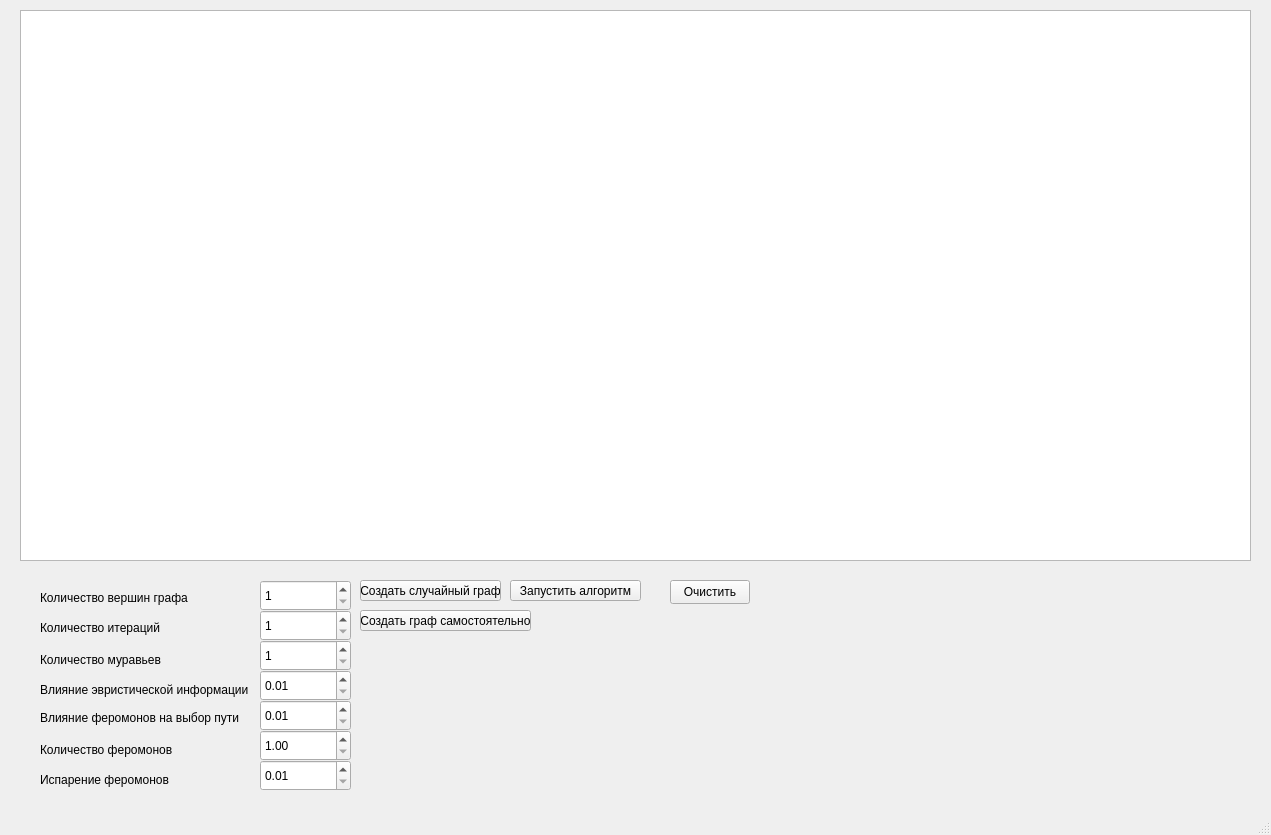
Before: the Qt Designer form mainwindow.ui in viac5/AntAlgorithm, drawn with Qt 5.
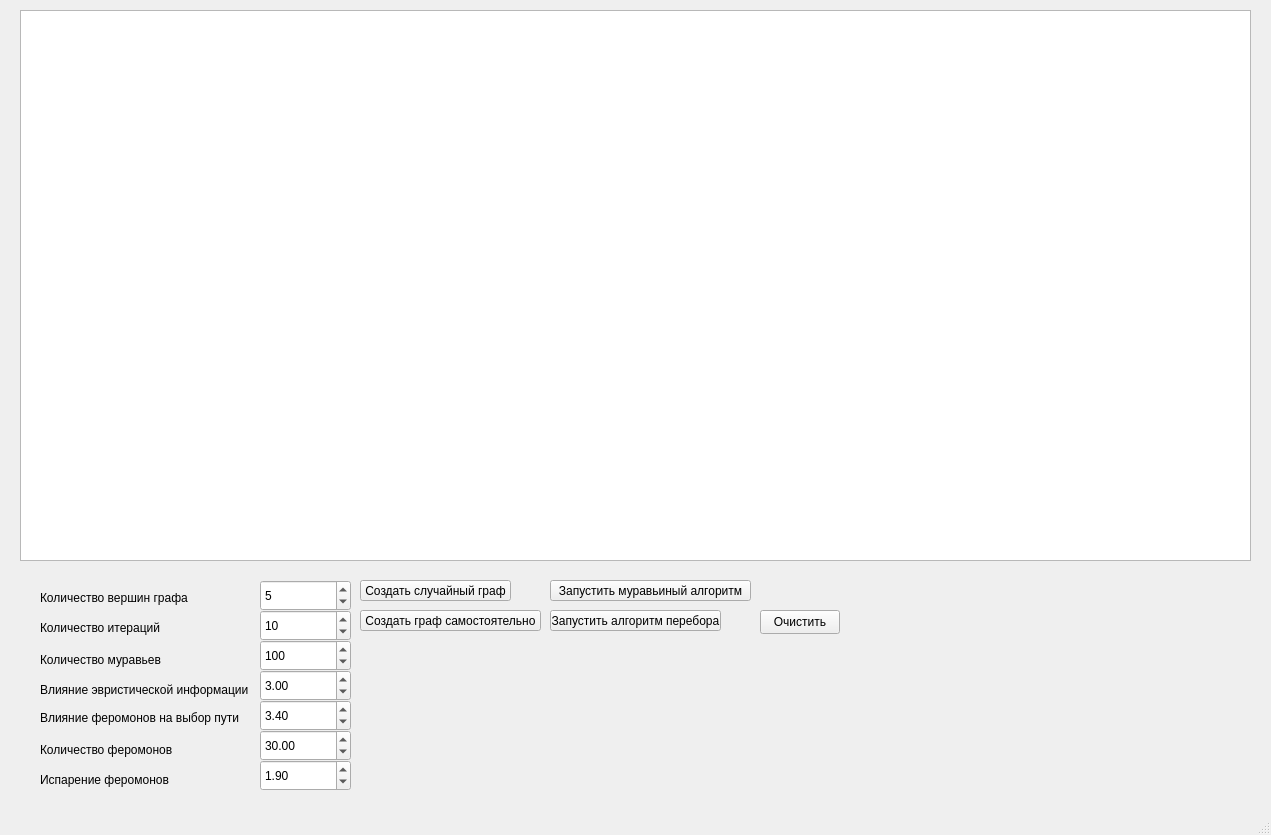
After: the same form once the commit is applied.

```diff
--- a/mainwindow.ui
+++ b/mainwindow.ui
@@ -29,7 +29,7 @@
      <rect>
       <x>360</x>
       <y>580</y>
-      <width>141</width>
+      <width>151</width>
       <height>21</height>
      </rect>
     </property>
@@ -40,21 +40,21 @@
    <widget class="QPushButton" name="runAlgorithmButton">
     <property name="geometry">
      <rect>
-      <x>510</x>
+      <x>550</x>
       <y>580</y>
-      <width>131</width>
+      <width>201</width>
       <height>21</height>
      </rect>
     </property>
     <property name="text">
-     <string>Запустить алгоритм</string>
+     <string>Запустить муравьиный алгоритм</string>
     </property>
    </widget>
    <widget class="QPushButton" name="clearButton">
     <property name="geometry">
      <rect>
-      <x>670</x>
-      <y>580</y>
+      <x>760</x>
+      <y>610</y>
       <width>80</width>
       <height>24</height>
      </rect>
@@ -78,6 +78,9 @@
     <property name="maximum">
      <number>1000</number>
     </property>
+    <property name="value">
+     <number>100</number>
+    </property>
    </widget>
    <widget class="QDoubleSpinBox" name="alphaSpinBox">
     <property name="geometry">
@@ -89,7 +92,16 @@
      </rect>
     </property>
     <property name="minimum">
-     <double>0.010000000000000</double>
+     <double>0.000000000000000</double>
+    </property>
+    <property name="maximum">
+     <double>25.000000000000000</double>
+    </property>
+    <property name="singleStep">
+     <double>0.100000000000000</double>
+    </property>
+    <property name="value">
+     <double>3.400000000000000</double>
     </property>
    </widget>
    <widget class="QLabel" name="label">
@@ -133,6 +145,9 @@
     <property name="maximum">
      <number>100</number>
     </property>
+    <property name="value">
+     <number>5</number>
+    </property>
    </widget>
    <widget class="QLabel" name="label_3">
     <property name="geometry">
@@ -160,7 +175,10 @@
      <number>1</number>
     </property>
     <property name="maximum">
-     <number>100</number>
+     <number>250</number>
+    </property>
+    <property name="value">
+     <number>10</number>
     </property>
    </widget>
    <widget class="QLabel" name="label_4">
@@ -186,7 +204,16 @@
      </rect>
     </property>
     <property name="minimum">
-     <double>0.010000000000000</double>
+     <double>0.000000000000000</double>
+    </property>
+    <property name="maximum">
+     <double>25.000000000000000</double>
+    </property>
+    <property name="singleStep">
+     <double>0.100000000000000</double>
+    </property>
+    <property name="value">
+     <double>3.000000000000000</double>
     </property>
    </widget>
    <widget class="QLabel" name="label_5">
@@ -212,7 +239,16 @@
      </rect>
     </property>
     <property name="minimum">
-     <double>0.010000000000000</double>
+     <double>0.000000000000000</double>
+    </property>
+    <property name="maximum">
+     <double>100.000000000000000</double>
+    </property>
+    <property name="singleStep">
+     <double>0.100000000000000</double>
+    </property>
+    <property name="value">
+     <double>1.900000000000000</double>
     </property>
    </widget>
    <widget class="QLabel" name="label_6">
@@ -241,7 +277,10 @@
      <double>1.000000000000000</double>
     </property>
     <property name="maximum">
-     <double>999.990000000000009</double>
+     <double>1000.000000000000000</double>
+    </property>
+    <property name="value">
+     <double>30.000000000000000</double>
     </property>
    </widget>
    <widget class="QLabel" name="label_7">
@@ -262,7 +301,7 @@
      <rect>
       <x>360</x>
       <y>610</y>
-      <width>171</width>
+      <width>181</width>
       <height>21</height>
      </rect>
     </property>
@@ -270,6 +309,19 @@
      <string>Создать граф самостоятельно</string>
     </property>
    </widget>
+   <widget class="QPushButton" name="runBruteForceAlgorithmButton">
+    <property name="geometry">
+     <rect>
+      <x>550</x>
+      <y>610</y>
+      <width>171</width>
+      <height>21</height>
+     </rect>
+    </property>
+    <property name="text">
+     <string>Запустить алгоритм перебора</string>
+    </property>
+   </widget>
   </widget>
   <widget class="QMenuBar" name="menubar">
    <property name="geometry">
```
